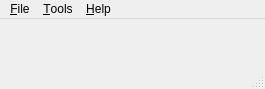
First picture: the form in src/app/scrobbler/MainWindow.ui, repository dougma/lastfm-desktop, before the edit.
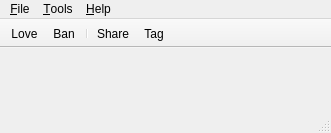
Second picture: the form after the edit. Icons and pictures are not drawn.

Commit message: MainWindow toolbar

What changed in the file:
```diff
--- a/src/app/scrobbler/MainWindow.ui
+++ b/src/app/scrobbler/MainWindow.ui
@@ -5,8 +5,8 @@
    <rect>
     <x>0</x>
     <y>0</y>
-    <width>265</width>
-    <height>89</height>
+    <width>331</width>
+    <height>133</height>
    </rect>
   </property>
   <property name="windowTitle" >
@@ -35,7 +35,7 @@
     <rect>
      <x>0</x>
      <y>0</y>
-     <width>265</width>
+     <width>331</width>
      <height>22</height>
     </rect>
    </property>
@@ -63,6 +63,37 @@
    <addaction name="menuHelp" />
   </widget>
   <widget class="QStatusBar" name="statusbar" />
+  <widget class="QToolBar" name="toolbar" >
+   <property name="windowTitle" >
+    <string/>
+   </property>
+   <property name="movable" >
+    <bool>false</bool>
+   </property>
+   <property name="iconSize" >
+    <size>
+     <width>32</width>
+     <height>32</height>
+    </size>
+   </property>
+   <property name="toolButtonStyle" >
+    <enum>Qt::ToolButtonTextUnderIcon</enum>
+   </property>
+   <property name="floatable" >
+    <bool>false</bool>
+   </property>
+   <attribute name="toolBarArea" >
+    <enum>TopToolBarArea</enum>
+   </attribute>
+   <attribute name="toolBarBreak" >
+    <bool>false</bool>
+   </attribute>
+   <addaction name="love" />
+   <addaction name="ban" />
+   <addaction name="separator" />
+   <addaction name="share" />
+   <addaction name="tag" />
+  </widget>
   <action name="settings" >
    <property name="text" >
     <string>&amp;Settings...</string>
@@ -78,6 +109,38 @@
     <string>E&amp;xit</string>
    </property>
   </action>
+  <action name="ban" >
+   <property name="icon" >
+    <iconset resource="widgets/MainWindow.qrc" >:/MainWindow/ban.png</iconset>
+   </property>
+   <property name="text" >
+    <string>Ban</string>
+   </property>
+  </action>
+  <action name="love" >
+   <property name="icon" >
+    <iconset resource="widgets/MainWindow.qrc" >:/MainWindow/love.png</iconset>
+   </property>
+   <property name="text" >
+    <string>Love</string>
+   </property>
+  </action>
+  <action name="share" >
+   <property name="icon" >
+    <iconset resource="widgets/MainWindow.qrc" >:/MainWindow/share.png</iconset>
+   </property>
+   <property name="text" >
+    <string>Share</string>
+   </property>
+  </action>
+  <action name="tag" >
+   <property name="icon" >
+    <iconset resource="widgets/MainWindow.qrc" >:/MainWindow/tag.png</iconset>
+   </property>
+   <property name="text" >
+    <string>Tag</string>
+   </property>
+  </action>
  </widget>
  <resources/>
  <connections/>
```
Left out of the diff: 4 changed lines with no effect on the pictures. The commit also changes 6 other files.
